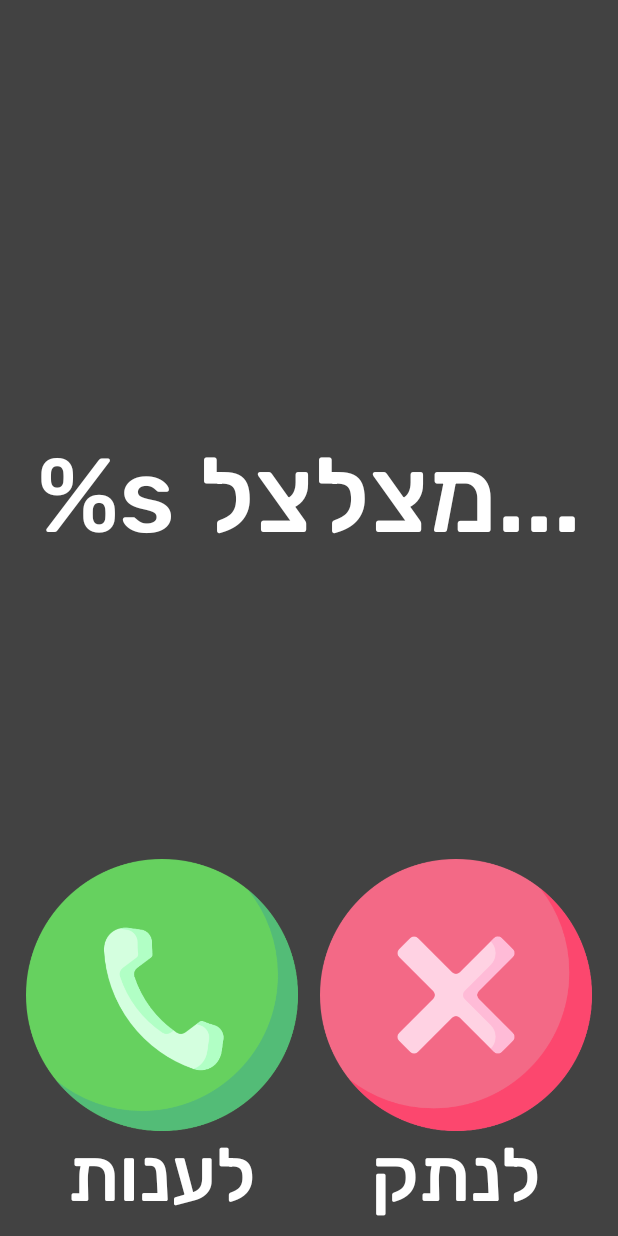
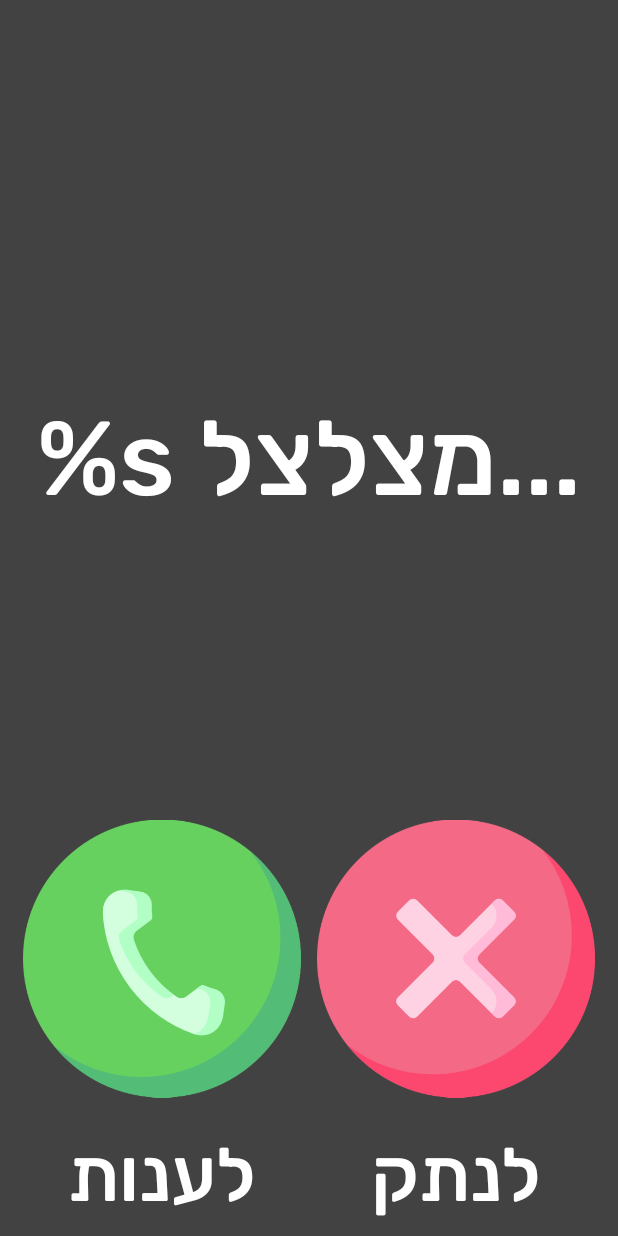
Before and after one commit to yuvalta/SeniorsTablet, an Android app: the layout fragment_answering.xml on its own in the app's theme, with its tools: preview values and no code run, on a phone screen of 412 x 824 dp. Run offline under Robolectric (Android 15) with nearby library versions, the phone set to English and light mode, and no system bars.

Commit message:
larger answering icons

```diff
--- a/app/src/main/java/com/example/seniortablet/MainActivity.java
+++ b/app/src/main/java/com/example/seniortablet/MainActivity.java
@@ -216,11 +216,11 @@ public class MainActivity extends AppCompatActivity {
                 fragmentTransaction.addToBackStack(null);
                 fragmentTransaction.commit();
             } else {
-                Toast.makeText(this, "התראה שהיא לא וידאו", Toast.LENGTH_SHORT).show();
+//                Toast.makeText(this, "התראה שהיא לא וידאו", Toast.LENGTH_SHORT).show();
             }
         } catch (Exception e) {
             Log.i("UV", e.getMessage());
-            Toast.makeText(this, "בעיה בפתיחת מסך צלצול", Toast.LENGTH_SHORT).show();
+//            Toast.makeText(this, "בעיה בפתיחת מסך צלצול", Toast.LENGTH_SHORT).show();
         }
     }
 
--- a/app/src/main/res/layout/fragment_answering.xml
+++ b/app/src/main/res/layout/fragment_answering.xml
@@ -14,7 +14,7 @@
         android:layout_gravity="center_horizontal"
         android:gravity="center_horizontal"
         android:orientation="horizontal"
-        android:layout_weight="2"
+        android:layout_weight="3"
         android:layout_height="0dp"
         android:layout_width="match_parent">
 
@@ -43,7 +43,7 @@
     </RelativeLayout>
 
     <LinearLayout
-        android:layout_weight="1"
+        android:layout_weight="2"
         android:orientation="horizontal"
         android:layout_width="match_parent"
         android:layout_height="0dp">
```
